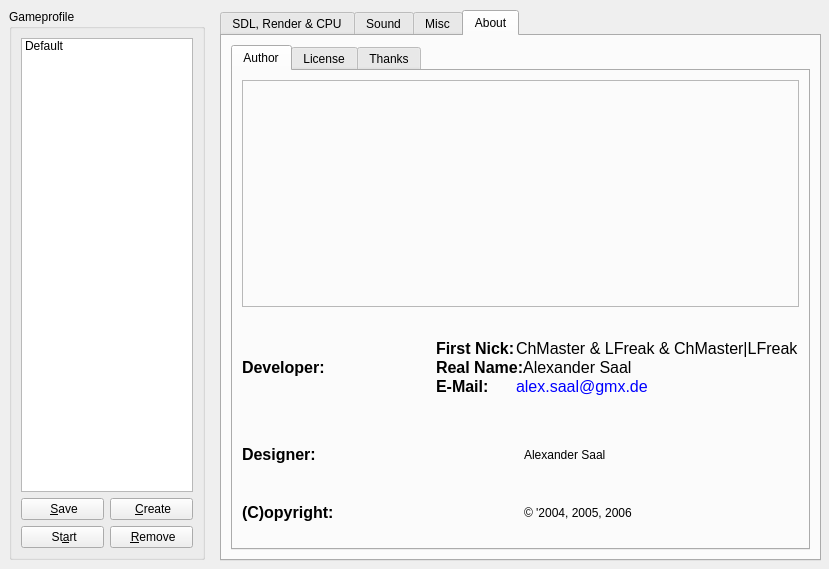
This is ui/dboxfe.ui in LasDesu/DBoxFE as Qt 5 draws it before an edit. The edited form follows.
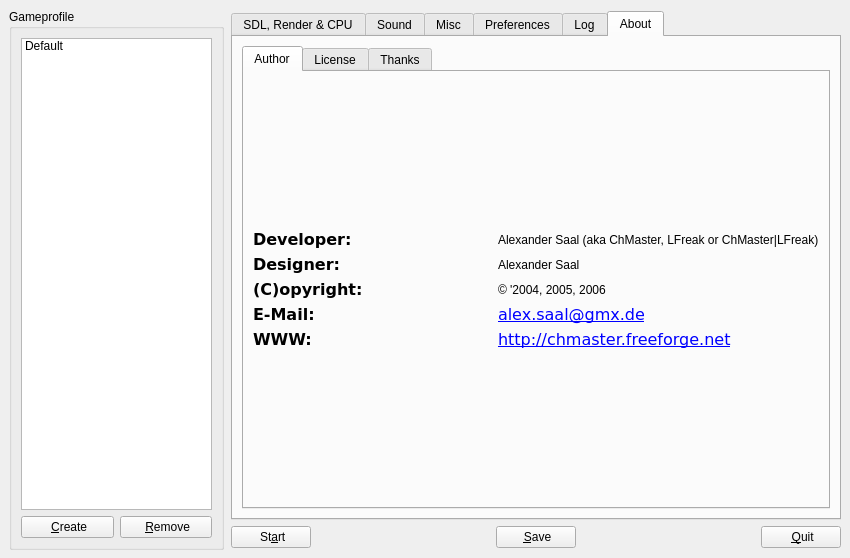
This is the edited form. The open tabs and pages were chosen to show the change. Icons and pictures are not drawn.

The edit to the form file:
```diff
--- a/ui/dboxfe.ui
+++ b/ui/dboxfe.ui
@@ -8,32 +8,32 @@
    <rect>
     <x>0</x>
     <y>0</y>
-    <width>829</width>
-    <height>569</height>
+    <width>850</width>
+    <height>558</height>
    </rect>
   </property>
   <property name="minimumSize" >
    <size>
-    <width>829</width>
-    <height>569</height>
+    <width>850</width>
+    <height>558</height>
    </size>
   </property>
   <property name="maximumSize" >
    <size>
-    <width>829</width>
-    <height>569</height>
+    <width>850</width>
+    <height>558</height>
    </size>
   </property>
   <property name="sizeIncrement" >
    <size>
-    <width>829</width>
-    <height>569</height>
+    <width>850</width>
+    <height>558</height>
    </size>
   </property>
   <property name="baseSize" >
    <size>
-    <width>829</width>
-    <height>569</height>
+    <width>850</width>
+    <height>558</height>
    </size>
   </property>
   <property name="windowTitle" >
@@ -47,8 +47,8 @@
     <rect>
      <x>9</x>
      <y>9</y>
-     <width>196</width>
-     <height>551</height>
+     <width>215</width>
+     <height>541</height>
     </rect>
    </property>
    <property name="title" >
@@ -79,58 +79,14 @@
        </widget>
       </item>
       <item>
-       <layout class="QGridLayout" >
+       <layout class="QHBoxLayout" >
         <property name="margin" >
          <number>0</number>
         </property>
         <property name="spacing" >
          <number>6</number>
         </property>
-        <item row="1" column="1" >
-         <widget class="QPushButton" name="btnRemoveGP" >
-          <property name="toolTip" >
-           <string/>
-          </property>
-          <property name="whatsThis" >
-           <string/>
-          </property>
-          <property name="text" >
-           <string> &amp;Remove</string>
-          </property>
-          <property name="icon" >
-           <iconset resource="../res/dboxfe.qrc" >:/pics/images/delete_16.png</iconset>
-          </property>
-          <property name="shortcut" >
-           <string>Alt+R</string>
-          </property>
-         </widget>
-        </item>
-        <item row="0" column="0" >
-         <widget class="QPushButton" name="btnSaveGP" >
-          <property name="toolTip" >
-           <string/>
-          </property>
-          <property name="whatsThis" >
-           <string/>
-          </property>
-          <property name="text" >
-           <string> &amp;Save</string>
-          </property>
-          <property name="icon" >
-           <iconset resource="../res/dboxfe.qrc" >:/pics/images/save_16.png</iconset>
-          </property>
-          <property name="shortcut" >
-           <string>Alt+S</string>
-          </property>
-          <property name="default" >
-           <bool>false</bool>
-          </property>
-          <property name="flat" >
-           <bool>false</bool>
-          </property>
-         </widget>
-        </item>
-        <item row="0" column="1" >
+        <item>
          <widget class="QPushButton" name="btnCreateGP" >
           <property name="toolTip" >
            <string/>
@@ -142,14 +98,63 @@
            <string> &amp;Create</string>
           </property>
           <property name="icon" >
-           <iconset resource="../res/dboxfe.qrc" >:/pics/images/documents_16.png</iconset>
+           <iconset resource="../res/dboxfe.qrc" >:/pics/images/copy_16.png</iconset>
           </property>
           <property name="shortcut" >
            <string>Alt+C</string>
           </property>
          </widget>
         </item>
+        <item>
+         <widget class="QPushButton" name="btnRemoveGP" >
+          <property name="toolTip" >
+           <string/>
+          </property>
+          <property name="whatsThis" >
+           <string/>
+          </property>
+          <property name="text" >
+           <string> &amp;Remove</string>
+          </property>
+          <property name="icon" >
+           <iconset resource="../res/dboxfe.qrc" >:/pics/images/cut_16.png</iconset>
+          </property>
+          <property name="shortcut" >
+           <string>Alt+R</string>
+          </property>
+         </widget>
+        </item>
+       </layout>
+      </item>
+     </layout>
+    </item>
+   </layout>
+  </widget>
+  <widget class="QWidget" name="layoutWidget" >
+   <property name="geometry" >
+    <rect>
+     <x>231</x>
+     <y>11</y>
+     <width>610</width>
+     <height>537</height>
+    </rect>
+   </property>
+   <layout class="QGridLayout" >
+    <property name="margin" >
+     <number>0</number>
+    </property>
+    <property name="spacing" >
+     <number>6</number>
+    </property>
         <item row="1" column="0" >
+     <layout class="QHBoxLayout" >
+      <property name="margin" >
+       <number>0</number>
+      </property>
+      <property name="spacing" >
+       <number>6</number>
+      </property>
+      <item>
          <widget class="QPushButton" name="btnStartDBox" >
           <property name="toolTip" >
            <string/>
@@ -168,21 +173,71 @@
           </property>
          </widget>
         </item>
-       </layout>
+      <item>
+       <spacer>
+        <property name="orientation" >
+         <enum>Qt::Horizontal</enum>
+        </property>
+        <property name="sizeHint" >
+         <size>
+          <width>41</width>
+          <height>20</height>
+         </size>
+        </property>
+       </spacer>
       </item>
-     </layout>
-    </item>
-   </layout>
-  </widget>
+      <item>
+       <widget class="QPushButton" name="btnSaveGP" >
+        <property name="toolTip" >
+         <string/>
+        </property>
+        <property name="whatsThis" >
+         <string/>
+        </property>
+        <property name="text" >
+         <string> &amp;Save</string>
+        </property>
+        <property name="icon" >
+         <iconset resource="../res/dboxfe.qrc" >:/pics/images/save_16.png</iconset>
+        </property>
+        <property name="shortcut" >
+         <string>Alt+S</string>
+        </property>
+        <property name="default" >
+         <bool>false</bool>
+        </property>
+        <property name="flat" >
+         <bool>false</bool>
+        </property>
+       </widget>
+      </item>
+      <item>
+       <spacer>
+        <property name="orientation" >
+         <enum>Qt::Horizontal</enum>
+        </property>
+        <property name="sizeHint" >
+         <size>
+          <width>40</width>
+          <height>20</height>
+         </size>
+        </property>
+       </spacer>
+      </item>
+      <item>
+       <widget class="QPushButton" name="btnQuit" >
+        <property name="text" >
+         <string> &amp;Quit</string>
+        </property>
+        <property name="icon" >
+         <iconset resource="../res/dboxfe.qrc" >:/pics/images/delete_16.png</iconset>
+        </property>
+       </widget>
+      </item>
+     </layout>
+    </item>
+    <item row="0" column="0" >
   <widget class="QTabWidget" name="twDbx" >
-   <property name="geometry" >
-    <rect>
-     <x>220</x>
-     <y>10</y>
-     <width>601</width>
-     <height>551</height>
-    </rect>
-   </property>
    <widget class="QWidget" name="tbGeneralCfg" >
     <attribute name="title" >
      <string>SDL, Render &amp;&amp; CPU</string>
@@ -978,14 +1033,14 @@
                <number>6</number>
               </property>
               <item row="0" column="0" >
-               <widget class="QLabel" name="label_13" >
+                  <widget class="QLabel" name="lblOutPut" >
                 <property name="text" >
                  <string>Output:</string>
                 </property>
                </widget>
               </item>
               <item row="1" column="0" >
-               <widget class="QLabel" name="label_13" >
+                  <widget class="QLabel" name="lblFoucUnfous" >
                 <property name="text" >
                  <string>Focus/Unfocus</string>
                 </property>
@@ -1257,8 +1312,8 @@
          <rect>
           <x>0</x>
           <y>0</y>
-          <width>579</width>
-          <height>351</height>
+             <width>586</width>
+             <height>298</height>
          </rect>
         </property>
         <attribute name="label" >
@@ -2044,8 +2099,8 @@
          <rect>
           <x>0</x>
           <y>0</y>
-          <width>579</width>
-          <height>351</height>
+             <width>258</width>
+             <height>76</height>
          </rect>
         </property>
         <attribute name="label" >
@@ -2179,6 +2234,14 @@
     <attribute name="title" >
      <string>Misc</string>
     </attribute>
+       <layout class="QGridLayout" >
+        <property name="margin" >
+         <number>9</number>
+        </property>
+        <property name="spacing" >
+         <number>6</number>
+        </property>
+        <item row="0" column="0" >
     <widget class="QTabWidget" name="twMisc" >
      <widget class="QWidget" name="tbInternetCfg" >
       <attribute name="title" >
@@ -2206,7 +2269,7 @@
           <item row="0" column="0" >
            <widget class="QCheckBox" name="chkBoxStartmapper" >
             <property name="text" >
-             <string>Starmapper</string>
+                  <string>Startmapper</string>
             </property>
            </widget>
           </item>
@@ -2564,7 +2627,7 @@
        <item row="2" column="0" colspan="2" >
         <widget class="QGroupBox" name="gBoxOther" >
          <property name="title" >
-          <string>Other</string>
+               <string/>
          </property>
          <layout class="QGridLayout" >
           <property name="margin" >
@@ -3176,9 +3239,13 @@
        </item>
       </layout>
      </widget>
-     <widget class="QWidget" name="tbDBoxFECfg" >
+         </widget>
+        </item>
+       </layout>
+      </widget>
+      <widget class="QWidget" name="tbCfg" >
       <attribute name="title" >
-       <string>DBoxFE Config</string>
+        <string>Preferences</string>
       </attribute>
       <layout class="QGridLayout" >
        <property name="margin" >
@@ -3187,8 +3254,8 @@
        <property name="spacing" >
         <number>6</number>
        </property>
-       <item row="3" column="0" >
-        <layout class="QHBoxLayout" >
+        <item row="0" column="0" >
+         <layout class="QVBoxLayout" >
          <property name="margin" >
           <number>0</number>
          </property>
@@ -3196,49 +3263,6 @@
           <number>6</number>
          </property>
          <item>
-          <spacer>
-           <property name="orientation" >
-            <enum>Qt::Horizontal</enum>
-           </property>
-           <property name="sizeHint" >
-            <size>
-             <width>40</width>
-             <height>20</height>
-            </size>
-           </property>
-          </spacer>
-         </item>
-         <item>
-          <widget class="QPushButton" name="pushButton" >
-           <property name="text" >
-            <string> A&amp;pply</string>
-           </property>
-           <property name="icon" >
-            <iconset resource="../res/dboxfe.qrc" >:/pics/images/save_16.png</iconset>
-           </property>
-          </widget>
-         </item>
-        </layout>
-       </item>
-       <item row="2" column="0" >
-        <widget class="QGroupBox" name="groupBox_4" >
-         <property name="title" >
-          <string>Log</string>
-         </property>
-         <layout class="QGridLayout" >
-          <property name="margin" >
-           <number>9</number>
-          </property>
-          <property name="spacing" >
-           <number>6</number>
-          </property>
-          <item row="0" column="0" >
-           <widget class="QListWidget" name="lwOutPut" />
-          </item>
-         </layout>
-        </widget>
-       </item>
-       <item row="0" column="0" >
         <widget class="QGroupBox" name="gBoxExecutable" >
          <property name="title" >
           <string>Executable/DOSBox binary</string>
@@ -3310,7 +3334,7 @@
          </layout>
         </widget>
        </item>
-       <item row="1" column="0" >
+          <item>
         <widget class="QGroupBox" name="gBoxLanguage" >
          <property name="title" >
           <string>Language</string>
@@ -3323,7 +3347,7 @@
            <number>6</number>
           </property>
           <item row="0" column="0" >
-           <widget class="QComboBox" name="comboBox_26" >
+              <widget class="QComboBox" name="cbxLanguage" >
             <item>
              <property name="text" >
               <string>English</string>
@@ -3345,9 +3369,53 @@
          </layout>
         </widget>
        </item>
-      </layout>
-     </widget>
-    </widget>
+          <item>
+           <spacer>
+            <property name="orientation" >
+             <enum>Qt::Vertical</enum>
+            </property>
+            <property name="sizeHint" >
+             <size>
+              <width>20</width>
+              <height>40</height>
+             </size>
+            </property>
+           </spacer>
+          </item>
+         </layout>
+        </item>
+       </layout>
+      </widget>
+      <widget class="QWidget" name="tbLog" >
+       <attribute name="title" >
+        <string>Log</string>
+       </attribute>
+       <layout class="QGridLayout" >
+        <property name="margin" >
+         <number>9</number>
+        </property>
+        <property name="spacing" >
+         <number>6</number>
+        </property>
+        <item row="0" column="0" >
+         <widget class="QGroupBox" name="gBoxLog" >
+          <property name="title" >
+           <string/>
+          </property>
+          <layout class="QGridLayout" >
+           <property name="margin" >
+            <number>9</number>
+           </property>
+           <property name="spacing" >
+            <number>6</number>
+           </property>
+           <item row="0" column="0" >
+            <widget class="QListWidget" name="lwOutPut" />
+           </item>
+          </layout>
+         </widget>
+        </item>
+       </layout>
    </widget>
    <widget class="QWidget" name="tbAboutCfg" >
     <attribute name="title" >
@@ -3374,31 +3442,36 @@
           <number>6</number>
          </property>
          <item row="0" column="0" >
-          <widget class="QLabel" name="lblLogo" >
-           <property name="frameShape" >
-            <enum>QFrame::StyledPanel</enum>
-           </property>
-           <property name="frameShadow" >
-            <enum>QFrame::Sunken</enum>
-           </property>
-           <property name="text" >
-            <string/>
-           </property>
-           <property name="pixmap" >
-            <pixmap resource="../res/dboxfe.qrc" >:/pics/images/logo.png</pixmap>
-           </property>
-          </widget>
-         </item>
-         <item row="1" column="0" >
-          <layout class="QVBoxLayout" >
-           <property name="margin" >
-            <number>0</number>
-           </property>
-           <property name="spacing" >
-            <number>6</number>
-           </property>
+             <layout class="QVBoxLayout" >
+              <property name="margin" >
+               <number>0</number>
+              </property>
+              <property name="spacing" >
+               <number>6</number>
+              </property>
+              <item>
+               <spacer>
+                <property name="orientation" >
+                 <enum>Qt::Vertical</enum>
+                </property>
+                <property name="sizeHint" >
+                 <size>
+                  <width>20</width>
+                  <height>40</height>
+                 </size>
+                </property>
+               </spacer>
+              </item>
            <item>
             <layout class="QHBoxLayout" >
+                <property name="margin" >
+                 <number>0</number>
+                </property>
+                <property name="spacing" >
+                 <number>6</number>
+                </property>
+                <item>
+                 <layout class="QVBoxLayout" >
              <property name="margin" >
               <number>0</number>
              </property>
@@ -3407,47 +3480,91 @@
              </property>
              <item>
               <widget class="QLabel" name="lblInfoDeveloper" >
-               <property name="text" >
-                <string>&lt;html>&lt;head>&lt;meta name="qrichtext" content="1" />&lt;/head>&lt;body style=" white-space: pre-wrap; font-family:Bitstream Vera Sans; font-size:12pt; font-weight:400; font-style:normal; text-decoration:none;">&lt;p style=" margin-top:0px; margin-bottom:0px; margin-left:0px; margin-right:0px; -qt-block-indent:0; text-indent:0px; font-family:MS Shell Dlg; font-size:8pt;">&lt;span style=" font-size:12pt; font-weight:600;">Developer:&lt;/span>&lt;/p>&lt;/body>&lt;/html></string>
-               </property>
-              </widget>
-             </item>
-             <item>
-              <widget class="QLabel" name="lblInfoDeveloperName" >
+                    <property name="font" >
+                     <font>
+                      <family>Bitstream Vera Sans</family>
+                      <pointsize>12</pointsize>
+                      <weight>75</weight>
+                      <italic>false</italic>
+                      <bold>true</bold>
+                      <underline>false</underline>
+                      <strikeout>false</strikeout>
+                     </font>
+                    </property>
                <property name="text" >
-                <string>&lt;html>&lt;head>&lt;meta name="qrichtext" content="1" />&lt;/head>&lt;body style=" white-space: pre-wrap; font-family:Bitstream Vera Sans; font-size:12pt; font-weight:400; font-style:normal; text-decoration:none;">&lt;p style=" margin-top:0px; margin-bottom:0px; margin-left:0px; margin-right:0px; -qt-block-indent:0; text-indent:0px; font-family:MS Shell Dlg; font-size:8pt;">&lt;span style=" font-size:12pt; font-weight:600;">First Nick:	&lt;/span>&lt;span style=" font-size:12pt;">ChMaster &amp;amp; LFreak &amp;amp; ChMaster|LFreak&lt;/span>&lt;/p>&lt;p style=" margin-top:0px; margin-bottom:0px; margin-left:0px; margin-right:0px; -qt-block-indent:0; text-indent:0px; font-family:MS Shell Dlg;">&lt;span style=" font-weight:600;">Real Name:&lt;/span>Alexander Saal&lt;/p>&lt;p style=" margin-top:0px; margin-bottom:0px; margin-left:0px; margin-right:0px; -qt-block-indent:0; text-indent:0px; font-family:MS Shell Dlg;">&lt;span style=" font-weight:600;">E-Mail:	&lt;/span>&lt;span style=" color:#0000ff;">alex.saal@gmx.de&lt;/span>&lt;/p>&lt;/body>&lt;/html></string>
+                     <string>Developer:</string>
                </property>
               </widget>
              </item>
-            </layout>
-           </item>
-           <item>
-            <layout class="QHBoxLayout" >
-             <property name="margin" >
-              <number>0</number>
-             </property>
-             <property name="spacing" >
-              <number>6</number>
-             </property>
-             <item>
-              <layout class="QVBoxLayout" >
-               <property name="margin" >
-                <number>0</number>
-               </property>
-               <property name="spacing" >
-                <number>6</number>
-               </property>
                <item>
                 <widget class="QLabel" name="lblInfoDesigner" >
+                    <property name="font" >
+                     <font>
+                      <family>Bitstream Vera Sans</family>
+                      <pointsize>12</pointsize>
+                      <weight>75</weight>
+                      <italic>false</italic>
+                      <bold>true</bold>
+                      <underline>false</underline>
+                      <strikeout>false</strikeout>
+                     </font>
+                    </property>
                  <property name="text" >
-                  <string>&lt;html>&lt;head>&lt;meta name="qrichtext" content="1" />&lt;/head>&lt;body style=" white-space: pre-wrap; font-family:Bitstream Vera Sans; font-size:12pt; font-weight:400; font-style:normal; text-decoration:none;">&lt;p style=" margin-top:0px; margin-bottom:0px; margin-left:0px; margin-right:0px; -qt-block-indent:0; text-indent:0px; font-family:MS Shell Dlg; font-size:8pt;">&lt;span style=" font-size:12pt; font-weight:600;">Designer:&lt;/span>&lt;/p>&lt;/body>&lt;/html></string>
+                     <string>Designer:</string>
                  </property>
                 </widget>
                </item>
                <item>
                 <widget class="QLabel" name="lblInfoCopyright" >
+                    <property name="font" >
+                     <font>
+                      <family>Bitstream Vera Sans</family>
+                      <pointsize>12</pointsize>
+                      <weight>75</weight>
+                      <italic>false</italic>
+                      <bold>true</bold>
+                      <underline>false</underline>
+                      <strikeout>false</strikeout>
+                     </font>
+                    </property>
                  <property name="text" >
-                  <string>&lt;html>&lt;head>&lt;meta name="qrichtext" content="1" />&lt;/head>&lt;body style=" white-space: pre-wrap; font-family:Bitstream Vera Sans; font-size:12pt; font-weight:400; font-style:normal; text-decoration:none;">&lt;p style=" margin-top:0px; margin-bottom:0px; margin-left:0px; margin-right:0px; -qt-block-indent:0; text-indent:0px; font-family:MS Shell Dlg; font-size:8pt;">&lt;span style=" font-size:12pt; font-weight:600;">(C)opyright:&lt;/span>&lt;/p>&lt;/body>&lt;/html></string>
+                     <string>(C)opyright:</string>
+                    </property>
+                   </widget>
+                  </item>
+                  <item>
+                   <widget class="QLabel" name="label_20" >
+                    <property name="font" >
+                     <font>
+                      <family>Bitstream Vera Sans</family>
+                      <pointsize>12</pointsize>
+                      <weight>75</weight>
+                      <italic>false</italic>
+                      <bold>true</bold>
+                      <underline>false</underline>
+                      <strikeout>false</strikeout>
+                     </font>
+                    </property>
+                    <property name="text" >
+                     <string>E-Mail:</string>
+                    </property>
+                   </widget>
+                  </item>
+                  <item>
+                   <widget class="QLabel" name="label_13" >
+                    <property name="font" >
+                     <font>
+                      <family>Bitstream Vera Sans</family>
+                      <pointsize>12</pointsize>
+                      <weight>75</weight>
+                      <italic>false</italic>
+                      <bold>true</bold>
+                      <underline>false</underline>
+                      <strikeout>false</strikeout>
+                     </font>
+                    </property>
+                    <property name="text" >
+                     <string>WWW:</string>
                  </property>
                 </widget>
                </item>
@@ -3461,6 +3578,13 @@
                <property name="spacing" >
                 <number>6</number>
                </property>
+                  <item>
+                   <widget class="QLabel" name="label" >
+                    <property name="text" >
+                     <string>Alexander Saal (aka ChMaster, LFreak or ChMaster|LFreak)</string>
+                    </property>
+                   </widget>
+                  </item>
                <item>
                 <widget class="QLabel" name="lblInfoCopyrightName" >
                  <property name="text" >
@@ -3475,10 +3599,54 @@
                  </property>
                 </widget>
                </item>
+                  <item>
+                   <widget class="QLabel" name="lblEMail" >
+                    <property name="font" >
+                     <font>
+                      <family>Bitstream Vera Sans</family>
+                      <pointsize>12</pointsize>
+                      <weight>50</weight>
+                      <italic>false</italic>
+                      <bold>false</bold>
+                      <underline>true</underline>
+                      <strikeout>false</strikeout>
+                     </font>
+                    </property>
+                    <property name="cursor" >
+                     <cursor>13</cursor>
+                    </property>
+                    <property name="text" >
+                     <string>&lt;html>&lt;head>&lt;meta name="qrichtext" content="1" />&lt;/head>&lt;body style=" white-space: pre-wrap; font-family:Bitstream Vera Sans; font-size:12pt; font-weight:400; font-style:normal; text-decoration: underline;">&lt;p style=" margin-top:0px; margin-bottom:0px; margin-left:0px; margin-right:0px; -qt-block-indent:0; text-indent:0px;">&lt;span style=" color:#0000ff;">alex.saal@gmx.de&lt;/span>&lt;/p>&lt;/body>&lt;/html></string>
+                    </property>
+                   </widget>
+                  </item>
+                  <item>
+                   <widget class="QLabel" name="lblUrl" >
+                    <property name="cursor" >
+                     <cursor>13</cursor>
+                    </property>
+                    <property name="text" >
+                     <string>&lt;html>&lt;head>&lt;meta name="qrichtext" content="1" />&lt;/head>&lt;body style=" white-space: pre-wrap; font-family:Bitstream Vera Sans; font-size:12pt; font-weight:400; font-style:normal; text-decoration:none;">&lt;p style=" margin-top:0px; margin-bottom:0px; margin-left:0px; margin-right:0px; -qt-block-indent:0; text-indent:0px;">&lt;span style=" text-decoration: underline; color:#0000ff;">http://chmaster.freeforge.net&lt;/span>&lt;/p>&lt;/body>&lt;/html></string>
+                    </property>
+                   </widget>
+                  </item>
               </layout>
              </item>
             </layout>
            </item>
+              <item>
+               <spacer>
+                <property name="orientation" >
+                 <enum>Qt::Vertical</enum>
+                </property>
+                <property name="sizeHint" >
+                 <size>
+                  <width>20</width>
+                  <height>40</height>
+                 </size>
+                </property>
+               </spacer>
+              </item>
           </layout>
          </item>
         </layout>
@@ -3534,6 +3702,9 @@
     </layout>
    </widget>
   </widget>
+    </item>
+   </layout>
+  </widget>
  </widget>
  <layoutdefault spacing="6" margin="11" />
  <pixmapfunction></pixmapfunction>
```
Left out of the diff: 42 changed lines with no effect on the pictures. Lines whose indentation alone changed are shown as unchanged.
